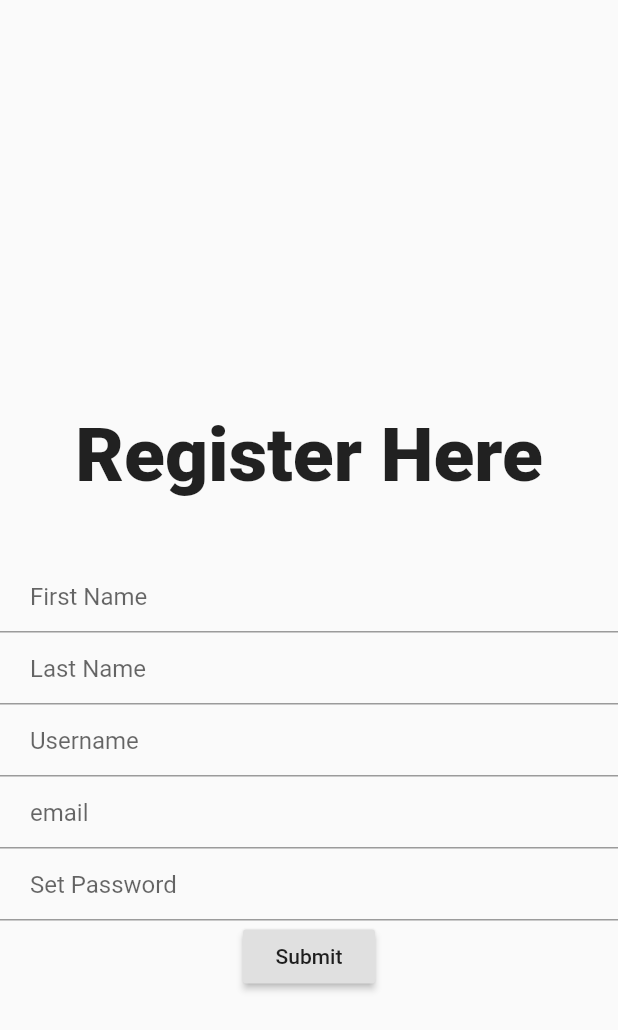
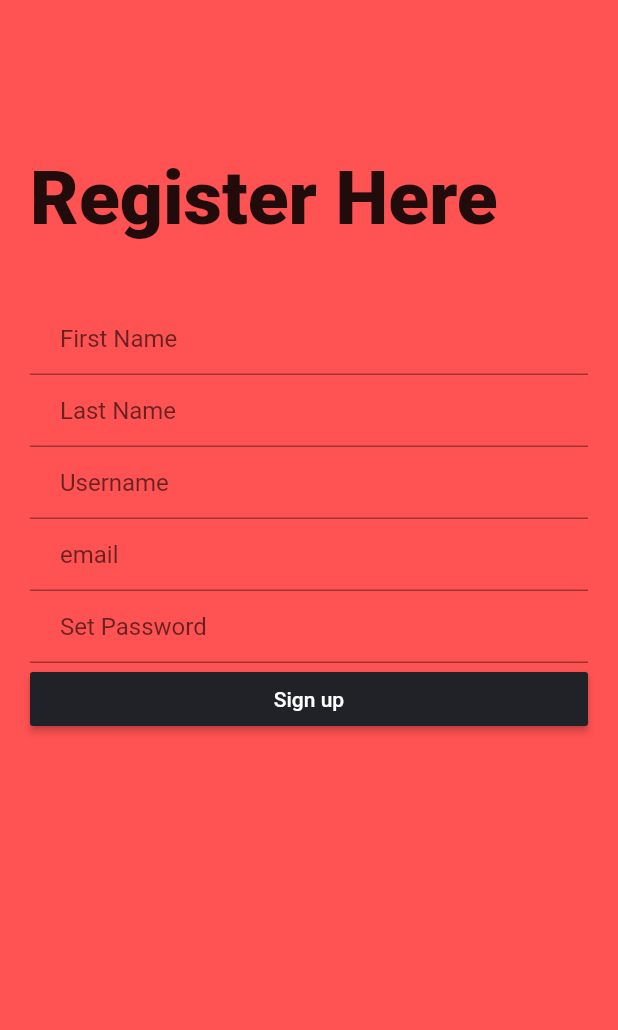
Before and after one commit to karan-kunwar/Notefy, a Flutter app: the screen it shows after launch, on a phone screen of 412 x 824 dp. Shown: the top 1030 px of the screen. Run offline on Flutter 3.47's test engine with Material 2 defaults, Android fonts, the phone set to English and light mode, and no system bars.

Commit message:
Registration Screen Build and Working

```diff
--- a/App/notefy/lib/screens/RegisterUser.dart
+++ b/App/notefy/lib/screens/RegisterUser.dart
@@ -1,18 +1,21 @@
+import 'dart:convert';
+
 import 'package:flutter/material.dart';
 import 'package:http/http.dart' as http;
 import 'package:notefy/models/classes/user.dart';
+import 'package:notefy/constants.dart';
 
 Future<UserData> createUser( String firstname, String lastname, String username,String email, String password) async{
   final String apiUrl = 'http://127.0.0.1:5000/register';
   final response = await http.post(
     apiUrl,
-    body: {
+    body: jsonEncode({
       "username": username,
       "email": email,
       "firstname":firstname,
       "lastname": lastname,
       "password": password
-    });
+    }));
     print(response.statusCode);
 }
 
@@ -33,8 +36,11 @@ class _RegisterScreenState extends State<RegisterScreen> {
     Size size = MediaQuery.of(context).size;
     return Scaffold(
       body: Container(
-        padding: EdgeInsets.only(top: size.height/3),
-        child: Column(
+        color: kOrange,
+        child: Container(
+          padding: EdgeInsets.only(top: size.height/8),
+          margin: EdgeInsets.only(left: 20,right: 20),
+          child: ListView(
             children: [
               Text('Register Here',style: TextStyle(fontSize: 50, fontWeight: FontWeight.w800),),
               SizedBox(height: 40,),
@@ -74,7 +80,9 @@ class _RegisterScreenState extends State<RegisterScreen> {
                 ),
               ),
               RaisedButton(
-              child: Text('Submit'),
+                child: Text('Sign up'),
+                textColor: Colors.white,
+                color: kdarkGrey,
                 onPressed: () async {
                   final String fn = firstname.text;
                   final String ln = lastname.text;
@@ -87,6 +95,7 @@ class _RegisterScreenState extends State<RegisterScreen> {
             ],
           ),
         ),
+      ),
     );
   }
 }
```
Also changed, not shown: 38 other files. Lines whose indentation alone changed are shown as unchanged.
